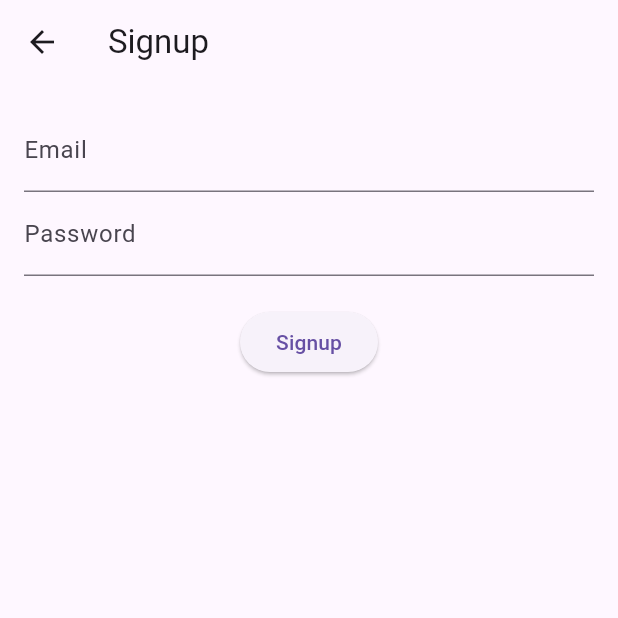
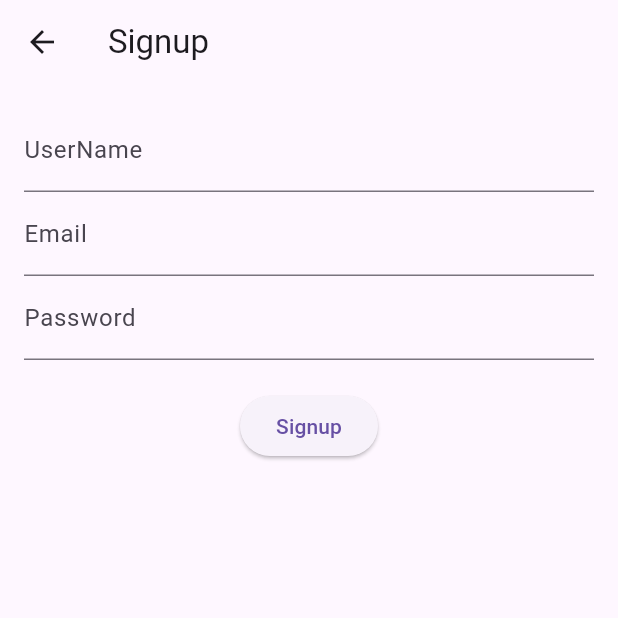
Before and after one commit to DeepthiVibinraj/recipehut_restapi_bloc, a Flutter app: the SignupPage screen opened by its route, on a phone screen of 412 x 824 dp, the top half of it. Run offline on Flutter 3.47's test engine with Material 3 defaults, Android fonts, the phone set to English and light mode, and no system bars; our stand-ins replace bloc, equatable, flutter_bloc, shared_preferences; accounts and stored records are empty.

Commit message:
username added

```diff
--- a/lib/data/models/user_model.dart
+++ b/lib/data/models/user_model.dart
@@ -1,13 +1,19 @@
 class UserModel {
   final String email;
   final String token;
+  final String userName;
 
-  UserModel({required this.email, required this.token});
+  UserModel({
+    required this.email,
+    required this.token,
+    required this.userName,
+  });
 
   factory UserModel.fromJson(Map<String, dynamic> json) {
     return UserModel(
       email: json['email'],
       token: json['token'],
+      userName: json['userName'], // 👈 parse it
     );
   }
 }
--- a/lib/data/repositories/auth_repository.dart
+++ b/lib/data/repositories/auth_repository.dart
@@ -17,11 +17,15 @@ class AuthRepository {
     }
   }
 
-  Future<void> signup(String email, String password) async {
+  Future<void> signup(String userName, String email, String password) async {
     final response = await http.post(
       Uri.parse('$baseUrl/signup'),
       headers: {'Content-Type': 'application/json'},
-      body: jsonEncode({'email': email, 'password': password}),
+      body: jsonEncode({
+        'userName': userName,
+        'email': email,
+        'password': password,
+      }),
     );
     if (response.statusCode != 201) {
       throw Exception(jsonDecode(response.body)['message']);
--- a/lib/main.dart
+++ b/lib/main.dart
@@ -73,6 +73,7 @@ class MyApp extends StatelessWidget {
   final AuthRepository authRepo = AuthRepository();
   final StorageService storage = StorageService();
   final apiService = ApiService();
+
   @override
   Widget build(BuildContext context) {
     return MultiBlocProvider(
@@ -90,10 +91,6 @@ class MyApp extends StatelessWidget {
         initialRoute: '/',
         routes: {
           '/': (context) => LoginPage(),
-          '/home': (context) {
-            context.read<HomeBloc>().add(FetchAllRecipes());
-            return HomePage();
-          },
           '/signup': (context) => SignupPage(),
         },
       ),
--- a/lib/view_models/bloc/auth/auth_event.dart
+++ b/lib/view_models/bloc/auth/auth_event.dart
@@ -7,9 +7,10 @@ class LoginRequested extends AuthEvent {
 }
 
 class SignupRequested extends AuthEvent {
+  final String userName;
   final String email;
   final String password;
-  SignupRequested(this.email, this.password);
+  SignupRequested(this.userName, this.email, this.password);
 }
 
 class LogoutRequested extends AuthEvent {}
--- a/lib/view_models/bloc/auth/auth_state.dart
+++ b/lib/view_models/bloc/auth/auth_state.dart
@@ -1,3 +1,5 @@
+import 'package:recipehut/data/models/user_model.dart';
+
 abstract class AuthState {}
 
 class AuthInitial extends AuthState {}
@@ -5,8 +7,8 @@ class AuthInitial extends AuthState {}
 class AuthLoading extends AuthState {}
 
 class AuthSuccess extends AuthState {
-  final String token;
-  AuthSuccess(this.token);
+  final UserModel user;
+  AuthSuccess(this.user);
 }
 
 class AuthFailure extends AuthState {
--- a/lib/views/auth/signup_page.dart
+++ b/lib/views/auth/signup_page.dart
@@ -3,8 +3,13 @@ import 'package:flutter_bloc/flutter_bloc.dart';
 import 'package:recipehut/view_models/bloc/auth/auth_bloc.dart';
 import 'package:recipehut/view_models/bloc/auth/auth_event.dart';
 import 'package:recipehut/view_models/bloc/auth/auth_state.dart';
+import 'package:recipehut/view_models/bloc/home/home_bloc.dart';
+import 'package:recipehut/view_models/bloc/home/home_event.dart';
+import 'package:recipehut/views/home/home_page.dart';
 
 class SignupPage extends StatelessWidget {
+  final nameCtrl = TextEditingController();
+
   final emailCtrl = TextEditingController();
   final passwordCtrl = TextEditingController();
 
@@ -15,7 +20,15 @@ class SignupPage extends StatelessWidget {
       body: BlocConsumer<AuthBloc, AuthState>(
         listener: (context, state) {
           if (state is AuthSuccess) {
-            Navigator.pushReplacementNamed(context, '/home');
+            Navigator.pushReplacement(
+              context,
+              MaterialPageRoute(
+                builder: (_) {
+                  context.read<HomeBloc>().add(FetchAllRecipes());
+                  return HomePage(user: state.user); // pass user
+                },
+              ),
+            );
           } else if (state is AuthFailure) {
             ScaffoldMessenger.of(context).showSnackBar(
               SnackBar(content: Text(state.message)),
@@ -27,6 +40,10 @@ class SignupPage extends StatelessWidget {
             padding: const EdgeInsets.all(16),
             child: Column(
               children: [
+                TextField(
+                  controller: nameCtrl,
+                  decoration: InputDecoration(labelText: 'UserName'),
+                ),
                 TextField(
                   controller: emailCtrl,
                   decoration: InputDecoration(labelText: 'Email'),
@@ -41,6 +58,7 @@ class SignupPage extends StatelessWidget {
                   onPressed: () {
                     context.read<AuthBloc>().add(
                           SignupRequested(
+                            nameCtrl.text.trim(),
                             emailCtrl.text.trim(),
                             passwordCtrl.text.trim(),
                           ),
```
Also changed, not shown: lib/view_models/bloc/auth/auth_bloc.dart (+4 -3 lines), lib/views/auth/login_page.dart (+12 -1 lines), lib/views/home/home_page.dart (+6 -2 lines).
